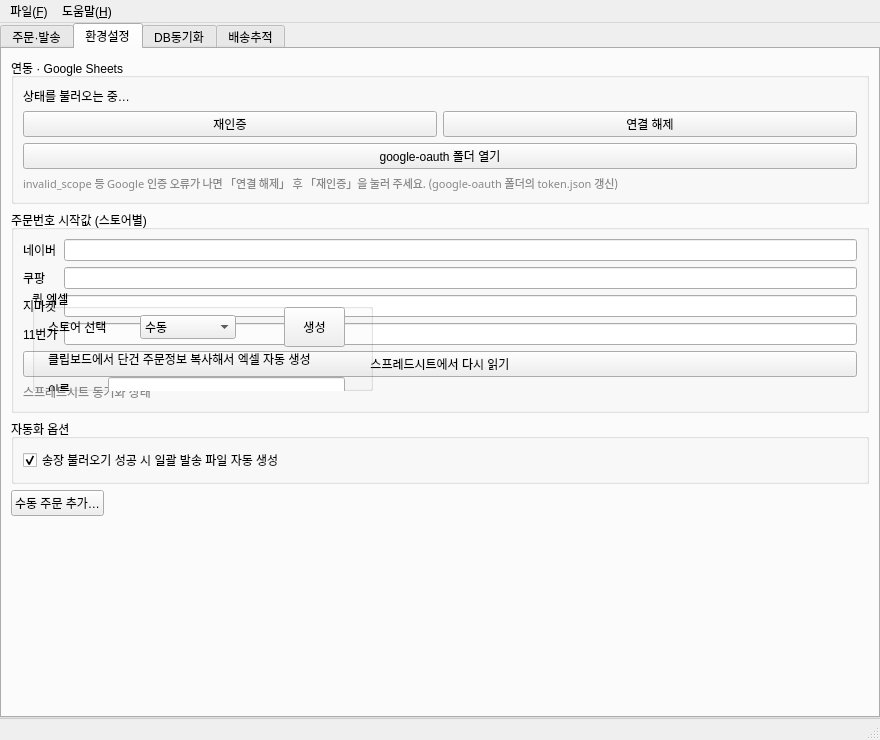
Before: the Qt Designer form ui/main_window.ui in Peanut0711/easy-fulfill, drawn with Qt 5.
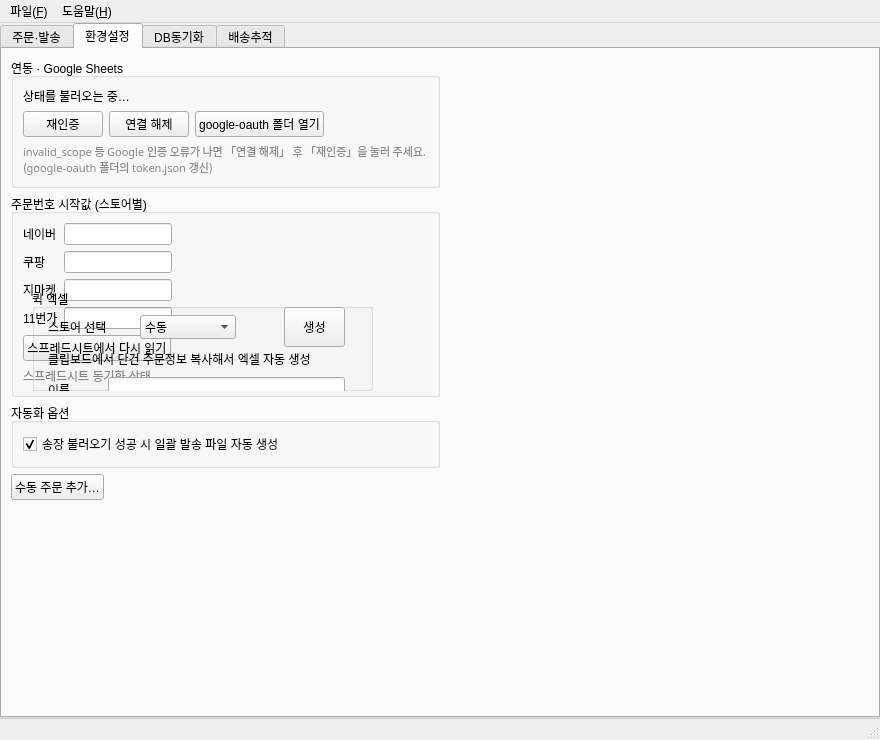
After: the same form once the commit is applied. The open tabs and pages were chosen to show the change.

Commit message:
fix(ui): 환경설정 탭 폭 제한 — 요소 과확장 방지
넓은 창에서 그룹·버튼·입력칸이 전폭으로 늘어나던 문제 수정.
- 콘텐츠를 max-width 470 컨테이너로 묶고 우측 stretch로 좌측 정렬.
- 버튼 행은 trailing stretch로 자연 크기(재인증/연결해제/폴더열기·다시읽기).
- 주문번호 입력칸 maxWidth 140 + QFormLayout FieldsStayAtSizeHint로 캡.
- 변경은 tab_2 구간 한정. QUiLoader 로드·MainWindow 빌드 검증 완료.

What changed in the file:
```diff
--- a/ui/main_window.ui
+++ b/ui/main_window.ui
@@ -415,7 +415,28 @@
        <attribute name="title">
         <string>환경설정</string>
        </attribute>
+       <layout class="QHBoxLayout" name="horizontalLayout_settings_outer">
+        <item>
+         <widget class="QWidget" name="widget_settings_content" native="true">
+          <property name="maximumSize">
+           <size>
+            <width>470</width>
+            <height>16777215</height>
+           </size>
+          </property>
        <layout class="QVBoxLayout" name="verticalLayout_settings">
+           <property name="leftMargin">
+            <number>0</number>
+           </property>
+           <property name="topMargin">
+            <number>0</number>
+           </property>
+           <property name="rightMargin">
+            <number>0</number>
+           </property>
+           <property name="bottomMargin">
+            <number>0</number>
+           </property>
         <item>
          <widget class="QGroupBox" name="groupBox_google_sheets">
           <property name="title">
@@ -457,8 +478,6 @@
                </property>
               </widget>
              </item>
-            </layout>
-           </item>
            <item>
             <widget class="QPushButton" name="pushButton_google_open_oauth_folder">
              <property name="text">
@@ -467,6 +486,21 @@
             </widget>
            </item>
            <item>
+                 <spacer name="horizontalSpacer_google_buttons">
+                  <property name="orientation">
+                   <enum>Qt::Orientation::Horizontal</enum>
+                  </property>
+                  <property name="sizeHint" stdset="0">
+                   <size>
+                    <width>10</width>
+                    <height>20</height>
+                   </size>
+                  </property>
+                 </spacer>
+                </item>
+               </layout>
+              </item>
+              <item>
             <widget class="QLabel" name="label_google_auth_tip">
              <property name="font">
               <font>
@@ -496,6 +530,9 @@
           <layout class="QVBoxLayout" name="verticalLayout_order_index">
            <item>
             <layout class="QFormLayout" name="formLayout_order_index">
+                <property name="fieldGrowthPolicy">
+                 <enum>QFormLayout::FieldGrowthPolicy::FieldsStayAtSizeHint</enum>
+                </property>
              <item row="0" column="0">
               <widget class="QLabel" name="label_3">
                <property name="text">
@@ -504,7 +541,14 @@
               </widget>
              </item>
              <item row="0" column="1">
-              <widget class="QLineEdit" name="lineEdit_idx_naver"/>
+                 <widget class="QLineEdit" name="lineEdit_idx_naver">
+                  <property name="maximumSize">
+                   <size>
+                    <width>140</width>
+                    <height>16777215</height>
+                   </size>
+                  </property>
+                 </widget>
              </item>
              <item row="1" column="0">
               <widget class="QLabel" name="label_4">
@@ -514,7 +558,14 @@
               </widget>
              </item>
              <item row="1" column="1">
-              <widget class="QLineEdit" name="lineEdit_idx_coupang"/>
+                 <widget class="QLineEdit" name="lineEdit_idx_coupang">
+                  <property name="maximumSize">
+                   <size>
+                    <width>140</width>
+                    <height>16777215</height>
+                   </size>
+                  </property>
+                 </widget>
              </item>
              <item row="2" column="0">
               <widget class="QLabel" name="label_5">
@@ -524,7 +575,14 @@
               </widget>
              </item>
              <item row="2" column="1">
-              <widget class="QLineEdit" name="lineEdit_idx_gmarket"/>
+                 <widget class="QLineEdit" name="lineEdit_idx_gmarket">
+                  <property name="maximumSize">
+                   <size>
+                    <width>140</width>
+                    <height>16777215</height>
+                   </size>
+                  </property>
+                 </widget>
              </item>
              <item row="3" column="0">
               <widget class="QLabel" name="label_idx_11st">
@@ -534,10 +592,19 @@
               </widget>
              </item>
              <item row="3" column="1">
-              <widget class="QLineEdit" name="lineEdit_idx_11st"/>
+                 <widget class="QLineEdit" name="lineEdit_idx_11st">
+                  <property name="maximumSize">
+                   <size>
+                    <width>140</width>
+                    <height>16777215</height>
+                   </size>
+                  </property>
+                 </widget>
              </item>
             </layout>
            </item>
+              <item>
+               <layout class="QHBoxLayout" name="horizontalLayout_index_refresh">
            <item>
             <widget class="QPushButton" name="pushButton_index_sheet_refresh">
              <property name="text">
@@ -546,6 +613,21 @@
             </widget>
            </item>
            <item>
+                 <spacer name="horizontalSpacer_index_refresh">
+                  <property name="orientation">
+                   <enum>Qt::Orientation::Horizontal</enum>
+                  </property>
+                  <property name="sizeHint" stdset="0">
+                   <size>
+                    <width>10</width>
+                    <height>20</height>
+                   </size>
+                  </property>
+                 </spacer>
+                </item>
+               </layout>
+              </item>
+              <item>
             <widget class="QLabel" name="label_index_sheet_sync">
              <property name="text">
               <string>스프레드시트 동기화 상태</string>
@@ -599,7 +681,7 @@
             </property>
             <property name="sizeHint" stdset="0">
              <size>
-              <width>40</width>
+                 <width>10</width>
               <height>20</height>
              </size>
             </property>
@@ -616,6 +698,22 @@
            <size>
             <width>20</width>
             <height>40</height>
+              </size>
+             </property>
+            </spacer>
+           </item>
+          </layout>
+         </widget>
+        </item>
+        <item>
+         <spacer name="horizontalSpacer_settings_outer">
+          <property name="orientation">
+           <enum>Qt::Orientation::Horizontal</enum>
+          </property>
+          <property name="sizeHint" stdset="0">
+           <size>
+            <width>40</width>
+            <height>20</height>
            </size>
           </property>
          </spacer>
```
Lines whose indentation alone changed are shown as unchanged.
